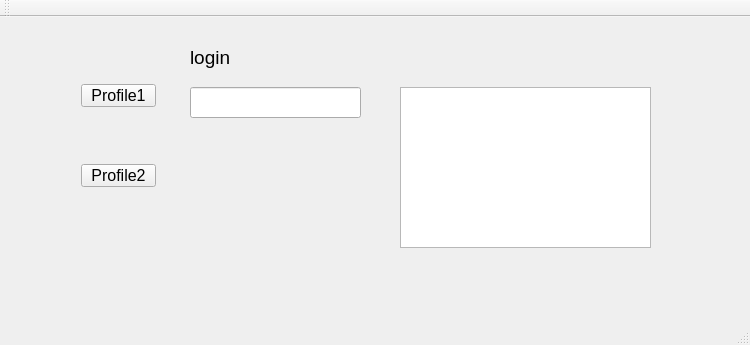
Above: mainwindow.ui from lozal71/chat_client before the change. Below: the same form after it.
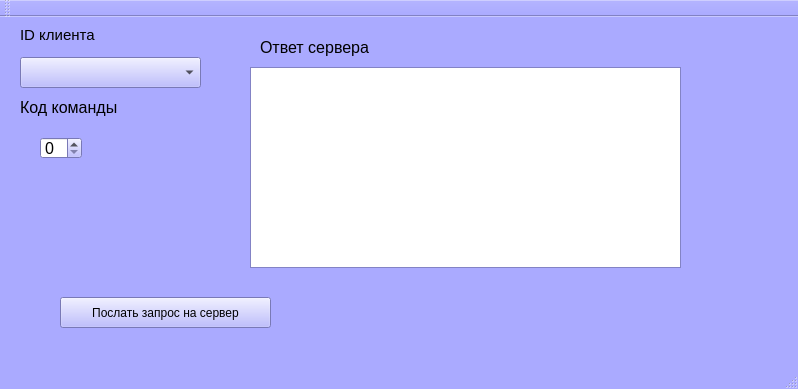
That is the form after the change.

Patch:
```diff
--- a/mainwindow.ui
+++ b/mainwindow.ui
@@ -6,10 +6,457 @@
    <rect>
     <x>0</x>
     <y>0</y>
-    <width>750</width>
-    <height>345</height>
+    <width>798</width>
+    <height>389</height>
    </rect>
   </property>
+  <property name="palette">
+   <palette>
+    <active>
+     <colorrole role="WindowText">
+      <brush brushstyle="SolidPattern">
+       <color alpha="255">
+        <red>0</red>
+        <green>0</green>
+        <blue>0</blue>
+       </color>
+      </brush>
+     </colorrole>
+     <colorrole role="Button">
+      <brush brushstyle="SolidPattern">
+       <color alpha="255">
+        <red>170</red>
+        <green>170</green>
+        <blue>255</blue>
+       </color>
+      </brush>
+     </colorrole>
+     <colorrole role="Light">
+      <brush brushstyle="SolidPattern">
+       <color alpha="255">
+        <red>255</red>
+        <green>255</green>
+        <blue>255</blue>
+       </color>
+      </brush>
+     </colorrole>
+     <colorrole role="Midlight">
+      <brush brushstyle="SolidPattern">
+       <color alpha="255">
+        <red>212</red>
+        <green>212</green>
+        <blue>255</blue>
+       </color>
+      </brush>
+     </colorrole>
+     <colorrole role="Dark">
+      <brush brushstyle="SolidPattern">
+       <color alpha="255">
+        <red>85</red>
+        <green>85</green>
+        <blue>127</blue>
+       </color>
+      </brush>
+     </colorrole>
+     <colorrole role="Mid">
+      <brush brushstyle="SolidPattern">
+       <color alpha="255">
+        <red>113</red>
+        <green>113</green>
+        <blue>170</blue>
+       </color>
+      </brush>
+     </colorrole>
+     <colorrole role="Text">
+      <brush brushstyle="SolidPattern">
+       <color alpha="255">
+        <red>0</red>
+        <green>0</green>
+        <blue>0</blue>
+       </color>
+      </brush>
+     </colorrole>
+     <colorrole role="BrightText">
+      <brush brushstyle="SolidPattern">
+       <color alpha="255">
+        <red>255</red>
+        <green>255</green>
+        <blue>255</blue>
+       </color>
+      </brush>
+     </colorrole>
+     <colorrole role="ButtonText">
+      <brush brushstyle="SolidPattern">
+       <color alpha="255">
+        <red>0</red>
+        <green>0</green>
+        <blue>0</blue>
+       </color>
+      </brush>
+     </colorrole>
+     <colorrole role="Base">
+      <brush brushstyle="SolidPattern">
+       <color alpha="255">
+        <red>255</red>
+        <green>255</green>
+        <blue>255</blue>
+       </color>
+      </brush>
+     </colorrole>
+     <colorrole role="Window">
+      <brush brushstyle="SolidPattern">
+       <color alpha="255">
+        <red>170</red>
+        <green>170</green>
+        <blue>255</blue>
+       </color>
+      </brush>
+     </colorrole>
+     <colorrole role="Shadow">
+      <brush brushstyle="SolidPattern">
+       <color alpha="255">
+        <red>0</red>
+        <green>0</green>
+        <blue>0</blue>
+       </color>
+      </brush>
+     </colorrole>
+     <colorrole role="AlternateBase">
+      <brush brushstyle="SolidPattern">
+       <color alpha="255">
+        <red>212</red>
+        <green>212</green>
+        <blue>255</blue>
+       </color>
+      </brush>
+     </colorrole>
+     <colorrole role="ToolTipBase">
+      <brush brushstyle="SolidPattern">
+       <color alpha="255">
+        <red>255</red>
+        <green>255</green>
+        <blue>220</blue>
+       </color>
+      </brush>
+     </colorrole>
+     <colorrole role="ToolTipText">
+      <brush brushstyle="SolidPattern">
+       <color alpha="255">
+        <red>0</red>
+        <green>0</green>
+        <blue>0</blue>
+       </color>
+      </brush>
+     </colorrole>
+     <colorrole role="PlaceholderText">
+      <brush brushstyle="SolidPattern">
+       <color alpha="128">
+        <red>0</red>
+        <green>0</green>
+        <blue>0</blue>
+       </color>
+      </brush>
+     </colorrole>
+    </active>
+    <inactive>
+     <colorrole role="WindowText">
+      <brush brushstyle="SolidPattern">
+       <color alpha="255">
+        <red>0</red>
+        <green>0</green>
+        <blue>0</blue>
+       </color>
+      </brush>
+     </colorrole>
+     <colorrole role="Button">
+      <brush brushstyle="SolidPattern">
+       <color alpha="255">
+        <red>170</red>
+        <green>170</green>
+        <blue>255</blue>
+       </color>
+      </brush>
+     </colorrole>
+     <colorrole role="Light">
+      <brush brushstyle="SolidPattern">
+       <color alpha="255">
+        <red>255</red>
+        <green>255</green>
+        <blue>255</blue>
+       </color>
+      </brush>
+     </colorrole>
+     <colorrole role="Midlight">
+      <brush brushstyle="SolidPattern">
+       <color alpha="255">
+        <red>212</red>
+        <green>212</green>
+        <blue>255</blue>
+       </color>
+      </brush>
+     </colorrole>
+     <colorrole role="Dark">
+      <brush brushstyle="SolidPattern">
+       <color alpha="255">
+        <red>85</red>
+        <green>85</green>
+        <blue>127</blue>
+       </color>
+      </brush>
+     </colorrole>
+     <colorrole role="Mid">
+      <brush brushstyle="SolidPattern">
+       <color alpha="255">
+        <red>113</red>
+        <green>113</green>
+        <blue>170</blue>
+       </color>
+      </brush>
+     </colorrole>
+     <colorrole role="Text">
+      <brush brushstyle="SolidPattern">
+       <color alpha="255">
+        <red>0</red>
+        <green>0</green>
+        <blue>0</blue>
+       </color>
+      </brush>
+     </colorrole>
+     <colorrole role="BrightText">
+      <brush brushstyle="SolidPattern">
+       <color alpha="255">
+        <red>255</red>
+        <green>255</green>
+        <blue>255</blue>
+       </color>
+      </brush>
+     </colorrole>
+     <colorrole role="ButtonText">
+      <brush brushstyle="SolidPattern">
+       <color alpha="255">
+        <red>0</red>
+        <green>0</green>
+        <blue>0</blue>
+       </color>
+      </brush>
+     </colorrole>
+     <colorrole role="Base">
+      <brush brushstyle="SolidPattern">
+       <color alpha="255">
+        <red>255</red>
+        <green>255</green>
+        <blue>255</blue>
+       </color>
+      </brush>
+     </colorrole>
+     <colorrole role="Window">
+      <brush brushstyle="SolidPattern">
+       <color alpha="255">
+        <red>170</red>
+        <green>170</green>
+        <blue>255</blue>
+       </color>
+      </brush>
+     </colorrole>
+     <colorrole role="Shadow">
+      <brush brushstyle="SolidPattern">
+       <color alpha="255">
+        <red>0</red>
+        <green>0</green>
+        <blue>0</blue>
+       </color>
+      </brush>
+     </colorrole>
+     <colorrole role="AlternateBase">
+      <brush brushstyle="SolidPattern">
+       <color alpha="255">
+        <red>212</red>
+        <green>212</green>
+        <blue>255</blue>
+       </color>
+      </brush>
+     </colorrole>
+     <colorrole role="ToolTipBase">
+      <brush brushstyle="SolidPattern">
+       <color alpha="255">
+        <red>255</red>
+        <green>255</green>
+        <blue>220</blue>
+       </color>
+      </brush>
+     </colorrole>
+     <colorrole role="ToolTipText">
+      <brush brushstyle="SolidPattern">
+       <color alpha="255">
+        <red>0</red>
+        <green>0</green>
+        <blue>0</blue>
+       </color>
+      </brush>
+     </colorrole>
+     <colorrole role="PlaceholderText">
+      <brush brushstyle="SolidPattern">
+       <color alpha="128">
+        <red>0</red>
+        <green>0</green>
+        <blue>0</blue>
+       </color>
+      </brush>
+     </colorrole>
+    </inactive>
+    <disabled>
+     <colorrole role="WindowText">
+      <brush brushstyle="SolidPattern">
+       <color alpha="255">
+        <red>85</red>
+        <green>85</green>
+        <blue>127</blue>
+       </color>
+      </brush>
+     </colorrole>
+     <colorrole role="Button">
+      <brush brushstyle="SolidPattern">
+       <color alpha="255">
+        <red>170</red>
+        <green>170</green>
+        <blue>255</blue>
+       </color>
+      </brush>
+     </colorrole>
+     <colorrole role="Light">
+      <brush brushstyle="SolidPattern">
+       <color alpha="255">
+        <red>255</red>
+        <green>255</green>
+        <blue>255</blue>
+       </color>
+      </brush>
+     </colorrole>
+     <colorrole role="Midlight">
+      <brush brushstyle="SolidPattern">
+       <color alpha="255">
+        <red>212</red>
+        <green>212</green>
+        <blue>255</blue>
+       </color>
+      </brush>
+     </colorrole>
+     <colorrole role="Dark">
+      <brush brushstyle="SolidPattern">
+       <color alpha="255">
+        <red>85</red>
+        <green>85</green>
+        <blue>127</blue>
+       </color>
+      </brush>
+     </colorrole>
+     <colorrole role="Mid">
+      <brush brushstyle="SolidPattern">
+       <color alpha="255">
+        <red>113</red>
+        <green>113</green>
+        <blue>170</blue>
+       </color>
+      </brush>
+     </colorrole>
+     <colorrole role="Text">
+      <brush brushstyle="SolidPattern">
+       <color alpha="255">
+        <red>85</red>
+        <green>85</green>
+        <blue>127</blue>
+       </color>
+      </brush>
+     </colorrole>
+     <colorrole role="BrightText">
+      <brush brushstyle="SolidPattern">
+       <color alpha="255">
+        <red>255</red>
+        <green>255</green>
+        <blue>255</blue>
+       </color>
+      </brush>
+     </colorrole>
+     <colorrole role="ButtonText">
+      <brush brushstyle="SolidPattern">
+       <color alpha="255">
+        <red>85</red>
+        <green>85</green>
+        <blue>127</blue>
+       </color>
+      </brush>
+     </colorrole>
+     <colorrole role="Base">
+      <brush brushstyle="SolidPattern">
+       <color alpha="255">
+        <red>170</red>
+        <green>170</green>
+        <blue>255</blue>
+       </color>
+      </brush>
+     </colorrole>
+     <colorrole role="Window">
+      <brush brushstyle="SolidPattern">
+       <color alpha="255">
+        <red>170</red>
+        <green>170</green>
+        <blue>255</blue>
+       </color>
+      </brush>
+     </colorrole>
+     <colorrole role="Shadow">
+      <brush brushstyle="SolidPattern">
+       <color alpha="255">
+        <red>0</red>
+        <green>0</green>
+        <blue>0</blue>
+       </color>
+      </brush>
+     </colorrole>
+     <colorrole role="AlternateBase">
+      <brush brushstyle="SolidPattern">
+       <color alpha="255">
+        <red>170</red>
+        <green>170</green>
+        <blue>255</blue>
+       </color>
+      </brush>
+     </colorrole>
+     <colorrole role="ToolTipBase">
+      <brush brushstyle="SolidPattern">
+       <color alpha="255">
+        <red>255</red>
+        <green>255</green>
+        <blue>220</blue>
+       </color>
+      </brush>
+     </colorrole>
+     <colorrole role="ToolTipText">
+      <brush brushstyle="SolidPattern">
+       <color alpha="255">
+        <red>0</red>
+        <green>0</green>
+        <blue>0</blue>
+       </color>
+      </brush>
+     </colorrole>
+     <colorrole role="PlaceholderText">
+      <brush brushstyle="SolidPattern">
+       <color alpha="128">
+        <red>0</red>
+        <green>0</green>
+        <blue>0</blue>
+       </color>
+      </brush>
+     </colorrole>
+    </disabled>
+   </palette>
+  </property>
+  <property name="font">
+   <font>
+    <pointsize>12</pointsize>
+   </font>
+  </property>
   <property name="windowTitle">
    <string>MainWindow</string>
   </property>
@@ -17,79 +464,28 @@
    <widget class="QPushButton" name="pbProfile1">
     <property name="geometry">
      <rect>
-      <x>81</x>
-      <y>67</y>
-      <width>75</width>
-      <height>23</height>
-     </rect>
-    </property>
-    <property name="font">
-     <font>
-      <pointsize>12</pointsize>
-     </font>
-    </property>
-    <property name="text">
-     <string>Profile1</string>
-    </property>
-   </widget>
-   <widget class="QLineEdit" name="leLogin">
-    <property name="geometry">
-     <rect>
-      <x>190</x>
-      <y>70</y>
-      <width>171</width>
+      <x>60</x>
+      <y>280</y>
+      <width>211</width>
       <height>31</height>
      </rect>
     </property>
     <property name="font">
      <font>
-      <pointsize>14</pointsize>
+      <pointsize>9</pointsize>
      </font>
     </property>
-   </widget>
-   <widget class="QLabel" name="label">
-    <property name="geometry">
-     <rect>
-      <x>190</x>
-      <y>25</y>
-      <width>101</width>
-      <height>31</height>
-     </rect>
-    </property>
-    <property name="font">
-     <font>
-      <pointsize>14</pointsize>
-     </font>
-    </property>
     <property name="text">
-     <string>login</string>
-    </property>
-   </widget>
-   <widget class="QPushButton" name="pbProfile2">
-    <property name="geometry">
-     <rect>
-      <x>81</x>
-      <y>147</y>
-      <width>75</width>
-      <height>23</height>
-     </rect>
-    </property>
-    <property name="font">
-     <font>
-      <pointsize>12</pointsize>
-     </font>
-    </property>
-    <property name="text">
-     <string>Profile2</string>
+     <string>Послать запрос на сервер</string>
     </property>
    </widget>
    <widget class="QTextEdit" name="teLog">
     <property name="geometry">
      <rect>
-      <x>400</x>
-      <y>70</y>
-      <width>251</width>
-      <height>161</height>
+      <x>250</x>
+      <y>50</y>
+      <width>431</width>
+      <height>201</height>
      </rect>
     </property>
     <property name="font">
@@ -98,6 +494,75 @@
      </font>
     </property>
    </widget>
+   <widget class="QLabel" name="label">
+    <property name="geometry">
+     <rect>
+      <x>260</x>
+      <y>20</y>
+      <width>241</width>
+      <height>21</height>
+     </rect>
+    </property>
+    <property name="font">
+     <font>
+      <pointsize>12</pointsize>
+     </font>
+    </property>
+    <property name="text">
+     <string>Ответ сервера</string>
+    </property>
+   </widget>
+   <widget class="QLabel" name="label_2">
+    <property name="geometry">
+     <rect>
+      <x>20</x>
+      <y>10</y>
+      <width>111</width>
+      <height>16</height>
+     </rect>
+    </property>
+    <property name="font">
+     <font>
+      <pointsize>11</pointsize>
+     </font>
+    </property>
+    <property name="text">
+     <string>ID клиента</string>
+    </property>
+   </widget>
+   <widget class="QLabel" name="label_3">
+    <property name="geometry">
+     <rect>
+      <x>20</x>
+      <y>80</y>
+      <width>141</width>
+      <height>21</height>
+     </rect>
+    </property>
+    <property name="text">
+     <string>Код команды</string>
+    </property>
+   </widget>
+   <widget class="QSpinBox" name="sbCommandCod">
+    <property name="geometry">
+     <rect>
+      <x>40</x>
+      <y>120</y>
+      <width>42</width>
+      <height>22</height>
+     </rect>
+    </property>
+   </widget>
+   <widget class="QComboBox" name="cbxLogins">
+    <property name="geometry">
+     <rect>
+      <x>20</x>
+      <y>40</y>
+      <width>181</width>
+      <height>31</height>
+     </rect>
+    </property>
+   </widget>
   </widget>
   <widget class="QMenuBar" name="menuBar">
    <property name="geometry">
```
Left out of the diff: 6 changed lines with no effect on the pictures.
